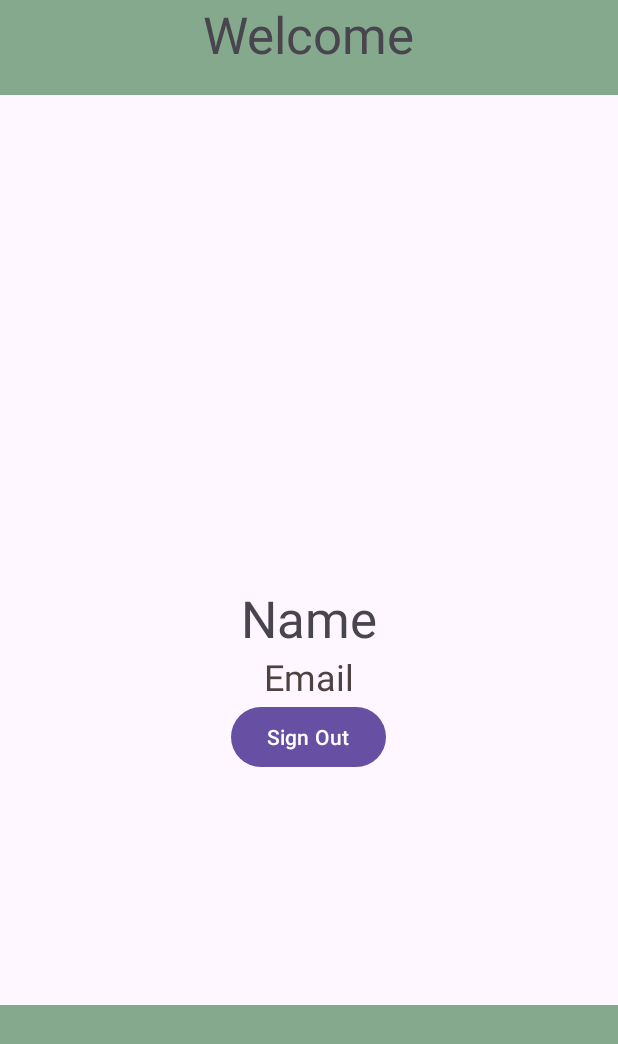
After one commit to acm-projects/Plant-Planner, an Android app: the SecondActivity screen opened directly, with no data from a screen before it, on a phone screen of 412 x 824 dp. The commit adds this screen. Shown: the top 1044 px of the screen. Run offline under Robolectric (Android 15) with nearby library versions, the light colour scheme and no system bars.

Commit message:
added google sign in

```diff
--- a/app/build.gradle.kts
+++ b/app/build.gradle.kts
@@ -36,4 +36,6 @@ dependencies {
     testImplementation("junit:junit:4.13.2")
     androidTestImplementation("androidx.test.ext:junit:1.1.5")
     androidTestImplementation("androidx.test.espresso:espresso-core:3.5.1")
+    implementation("com.google.android.gms:play-services-auth:20.7.0")
+
 }
--- a/app/src/main/AndroidManifest.xml
+++ b/app/src/main/AndroidManifest.xml
@@ -13,6 +13,9 @@
         android:theme="@style/Theme.PlantPlanner"
         tools:targetApi="31">
         <activity
+            android:name=".SecondActivity"
+            android:exported="false" />
+        <activity
             android:name=".MainActivity"
             android:exported="true">
             <intent-filter>
--- /dev/null
+++ b/app/src/main/java/com/example/plantplanner/SecondActivity.java
@@ -0,0 +1,24 @@
+package com.example.plantplanner;
+
+import androidx.appcompat.app.AppCompatActivity;
+
+import android.os.Bundle;
+
+import com.google.android.gms.auth.api.signin.GoogleSignIn;
+import com.google.android.gms.auth.api.signin.GoogleSignInClient;
+import com.google.android.gms.auth.api.signin.GoogleSignInOptions;
+
+public class SecondActivity extends AppCompatActivity {
+
+    GoogleSignInOptions gso;
+    GoogleSignInClient gsc;
+    @Override
+    protected void onCreate(Bundle savedInstanceState) {
+        super.onCreate(savedInstanceState);
+        setContentView(R.layout.activity_second);
+
+
+        gso = new GoogleSignInOptions.Builder(GoogleSignInOptions.DEFAULT_SIGN_IN).requestEmail().build();
+        gsc = GoogleSignIn.getClient(this,gso);
+    }
+}
--- /dev/null
+++ b/app/src/main/res/layout/activity_second.xml
@@ -0,0 +1,70 @@
+<?xml version="1.0" encoding="utf-8"?>
+<RelativeLayout xmlns:android="http://schemas.android.com/apk/res/android"
+    xmlns:app="http://schemas.android.com/apk/res-auto"
+    xmlns:tools="http://schemas.android.com/tools"
+    android:layout_width="match_parent"
+    android:layout_height="match_parent"
+    tools:context=".SecondActivity">
+
+    <View
+        android:id="@+id/topRect"
+        android:layout_width="match_parent"
+        android:layout_height="63dp"
+        android:layout_alignParentLeft="true"
+        android:layout_alignParentTop="true"
+        android:background="#84A98C"
+        />
+
+    <View
+        android:id="@+id/botRect"
+        android:layout_width="match_parent"
+        android:layout_height="match_parent"
+        android:layout_alignParentLeft="true"
+        android:layout_alignParentBottom="true"
+        android:layout_marginTop="670dp"
+        android:background="#84A98C"
+        />
+    <!--
+      Font family: Montserrat
+      Line height: 55sp
+      -->
+
+    <TextView
+        android:layout_width="wrap_content"
+        android:layout_height="wrap_content"
+        android:text="Welcome"
+        android:layout_centerHorizontal="true"
+        android:textSize="34sp"/>
+
+    <TextView
+    android:layout_width="wrap_content"
+    android:layout_height="wrap_content"
+    android:id="@+id/Name"
+    android:text="Name"
+    android:layout_centerVertical="true"
+    android:layout_centerHorizontal="true"
+    android:textSize="34sp"/>
+
+    <TextView
+        android:layout_width="wrap_content"
+        android:layout_height="wrap_content"
+        android:id="@+id/Email"
+        android:text="Email"
+        android:textColor="#4E4242"
+        android:layout_centerVertical="true"
+        android:layout_centerHorizontal="true"
+        android:layout_below="@id/Name"
+        android:textSize="24sp"/>
+
+    <Button
+        android:layout_width="wrap_content"
+        android:layout_height="wrap_content"
+        android:text="Sign Out"
+        android:layout_centerHorizontal="true"
+        android:layout_below="@+id/Email"/>
+
+
+
+
+
+</RelativeLayout>
```
Also changed, not shown: app/src/main/java/com/example/plantplanner/MainActivity.java (+57 -0 lines), app/src/main/res/layout/sign_up_page.xml (+0 -53 lines).
